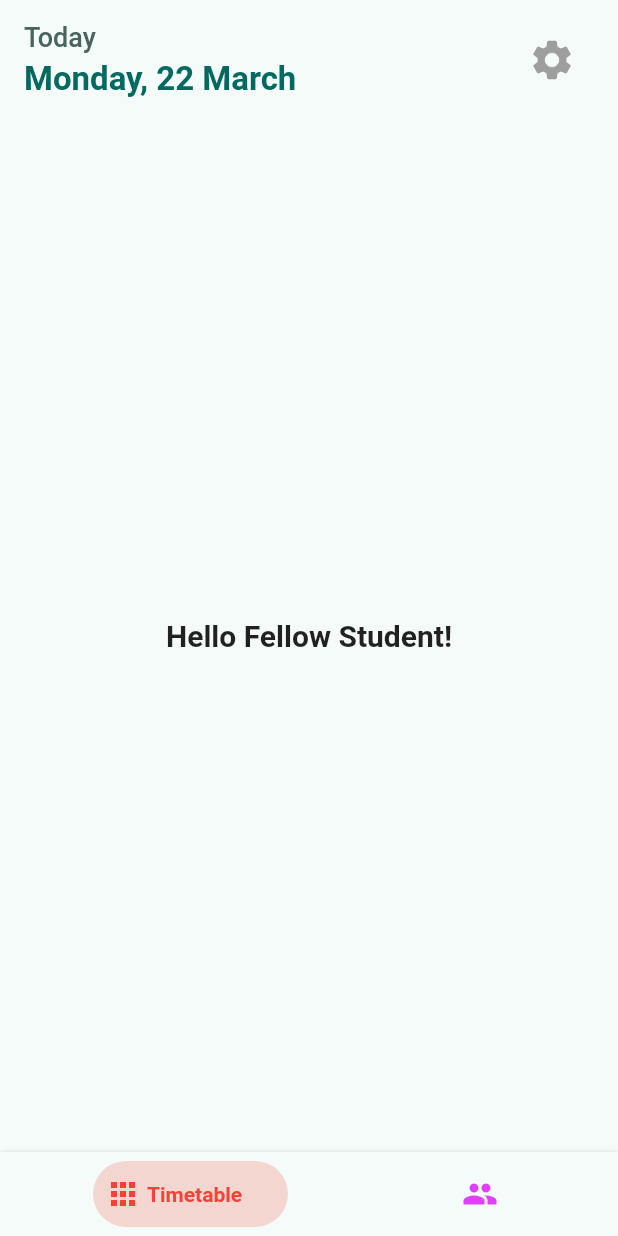
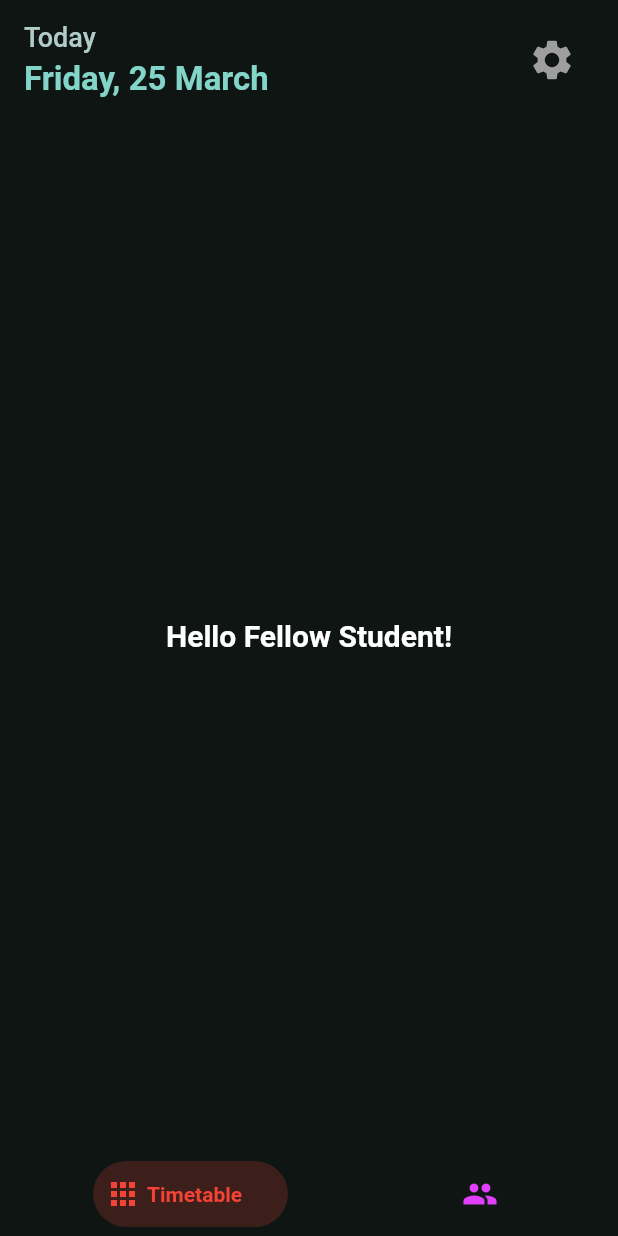
Before and after one commit to KitsuneSamaIX/Uniud-Timetable-App, a Flutter app: the screen it shows after launch, on a phone screen of 412 x 824 dp. Run offline on Flutter 3.47's test engine with Material 2 defaults, Android fonts, the phone set to English and light mode, and no system bars; drawn by our look-alikes of bottom_navy_bar.

Commit message:
code improvements

```diff
--- a/lib/main.dart
+++ b/lib/main.dart
@@ -14,7 +14,7 @@ class MyApp extends StatelessWidget {
       title: 'UNIUD Timetable App',
       theme: ThemeData(
         colorSchemeSeed: Colors.teal,
-        brightness: Brightness.light,
+        brightness: Brightness.dark,
       ),
       home: const HomePage(),
     );
--- a/lib/pages/main_pages/home_page.dart
+++ b/lib/pages/main_pages/home_page.dart
@@ -1,6 +1,7 @@
 import 'package:flutter/material.dart';
 import 'package:bottom_navy_bar/bottom_navy_bar.dart';
 import 'package:animations/animations.dart';
+import 'package:intl/intl.dart';
 import 'package:uniud_timetable_app/pages/settings_page.dart';
 import 'package:uniud_timetable_app/pages/main_pages/timetable_page.dart';
 import 'package:uniud_timetable_app/pages/main_pages/profiles_page.dart';
@@ -35,6 +36,11 @@ class _HomePageState extends State<HomePage> {
 
   @override
   Widget build(BuildContext context) {
+    // Create date string
+    final now = DateTime.now();
+    final formatter = DateFormat('EEEE, d MMMM');
+    final formattedDate = formatter.format(now);
+
     return Scaffold(
       backgroundColor: Theme.of(context).backgroundColor,
       floatingActionButton: AnimatedSwitcher(
@@ -96,7 +102,7 @@ class _HomePageState extends State<HomePage> {
                     ),
                     const SizedBox(height: 5,),
                     Text(
-                      'Monday, 22 March',
+                      formattedDate,
                       style: TextStyle(
                         color: Theme.of(context).colorScheme.primary,
                         fontWeight: FontWeight.bold,
--- a/pubspec.yaml
+++ b/pubspec.yaml
@@ -38,6 +38,7 @@ dependencies:
   xml: ^5.3.1
   animations: ^2.0.2
   bottom_navy_bar: ^6.0.0
+  intl: ^0.17.0
 
 dev_dependencies:
   flutter_test:
```
Also changed, not shown: pubspec.lock.
